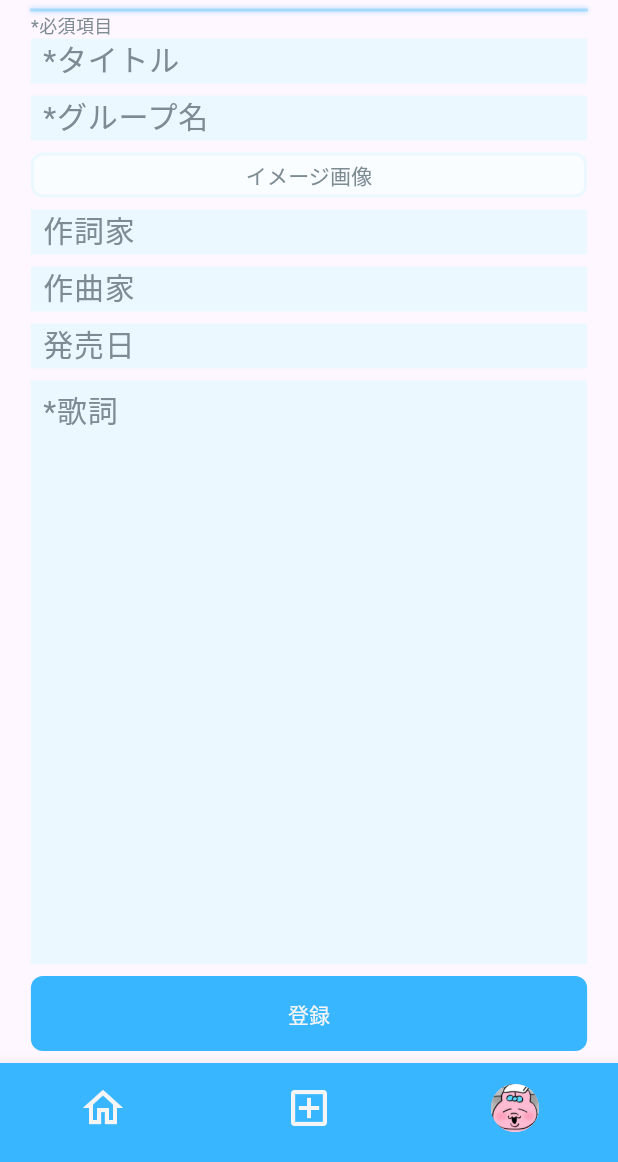
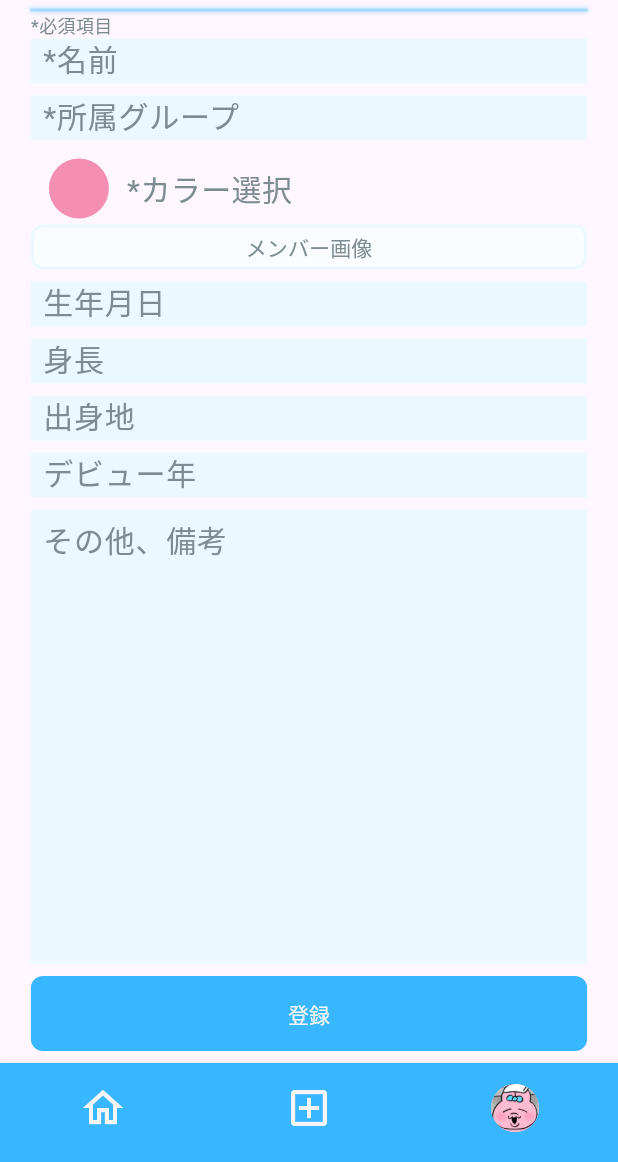
Before and after one commit to miz8462/kimikoe, a Flutter app: the screen it shows after launch, on a phone screen of 412 x 824 dp, the part 74-1236 px from its top. Run offline on Flutter 3.47's test engine with Material 3 defaults, Android fonts, the phone set to English and light mode, and no system bars; our stand-ins replace flutter_dotenv, flutter_riverpod, flutter_svg, gap, supabase_flutter; accounts and stored records are empty; project files that could hold a hidden picture were left out.

Commit message:
AddMemberPageの作成。丸ボタンウィジェットの作成

```diff
--- a/lib/kimikoe_app.dart
+++ b/lib/kimikoe_app.dart
@@ -1,7 +1,7 @@
 import 'package:flutter/material.dart';
 import 'package:kimikoe_app/config/config.dart';
 import 'package:kimikoe_app/ui/auth/view/sign_in_page.dart';
-import 'package:kimikoe_app/ui/post/view/add_song_page.dart';
+import 'package:kimikoe_app/ui/post/view/add_member_page.dart';
 
 // AppBarとBottomNavigationBarの設計
 // bodyに子要素として各ページを受け取る
@@ -69,7 +69,7 @@ class KimikoeApp extends StatelessWidget {
               // してない場合はサインインページへ
               body: Padding(
                 padding: EdgeInsets.symmetric(horizontal: horizontalPadding),
-                child: AddSongPage(),
+                child: AddMemberPage(),
               ),
               // todo: アイコンをタップすると画面遷移
               bottomNavigationBar: BottomNavigationBar(
--- /dev/null
+++ b/lib/ui/post/view/add_member_page.dart
@@ -0,0 +1,59 @@
+import 'package:flutter/material.dart';
+import 'package:gap/gap.dart';
+import 'package:kimikoe_app/config/config.dart';
+import 'package:kimikoe_app/ui/widgets/button.dart';
+import 'package:kimikoe_app/ui/widgets/circular_button.dart';
+import 'package:kimikoe_app/ui/widgets/expanded_text_form.dart';
+import 'package:kimikoe_app/ui/widgets/text_form.dart';
+
+class AddMemberPage extends StatelessWidget {
+  const AddMemberPage({super.key});
+  @override
+  Widget build(BuildContext context) {
+    return Column(
+      crossAxisAlignment: CrossAxisAlignment.start,
+      children: [
+        const Text(
+          '*必須項目',
+          style: TextStyle(color: textGray, fontSize: fontSS),
+        ),
+        const TextForm(hintText: '*名前'),
+        const Gap(spaceWidthS),
+        const TextForm(hintText: '*所属グループ'),
+        const Gap(spaceWidthS),
+        // 歌詞で表示する個人カラー選択
+        Row(
+          children: [
+            CircularButton(color: Colors.pink.shade200),
+            const Text(
+              '*カラー選択',
+              style: TextStyle(color: textGray, fontSize: fontM),
+            ),
+          ],
+        ),
+        // メンバー画像
+        const Button(
+          'メンバー画像',
+          textColor: textGray,
+          backgroundColor: backgroundWhite,
+          buttonSize: buttonS,
+          borderSide:
+              BorderSide(color: backgroundLightBlue, width: borderWidth),
+        ),
+        const Gap(spaceWidthS),
+        const TextForm(hintText: '生年月日'),
+        const Gap(spaceWidthS),
+        const TextForm(hintText: '身長'),
+        const Gap(spaceWidthS),
+        const TextForm(hintText: '出身地'),
+        const Gap(spaceWidthS),
+        const TextForm(hintText: 'デビュー年'),
+        const Gap(spaceWidthS),
+        const ExpandedTextForm(hintText: 'その他、備考'),
+        const Gap(spaceWidthS),
+        const Button('登録', buttonSize: buttonL),
+        const Gap(spaceWidthS),
+      ],
+    );
+  }
+}
--- /dev/null
+++ b/lib/ui/widgets/circular_button.dart
@@ -0,0 +1,24 @@
+import 'package:flutter/material.dart';
+import 'package:kimikoe_app/config/config.dart';
+
+class CircularButton extends StatelessWidget {
+  const CircularButton({
+    this.color = mainBlue,
+    super.key,
+  });
+
+  final Color color;
+
+  @override
+  Widget build(BuildContext context) {
+    return OutlinedButton(
+      onPressed: () {},
+      style: OutlinedButton.styleFrom(
+        backgroundColor: color,
+        shape: const CircleBorder(),
+        side: BorderSide.none,
+      ),
+      child: const Text(''),
+    );
+  }
+}
```
Also changed, not shown: lib/config/config.dart (line endings or trailing spaces).
